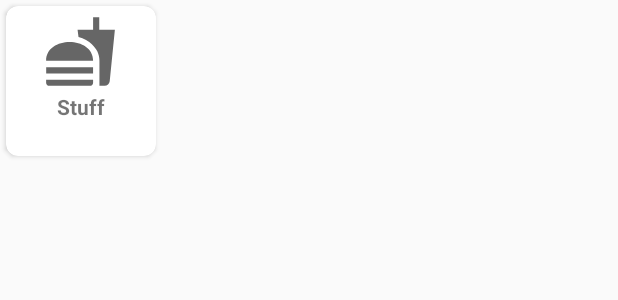
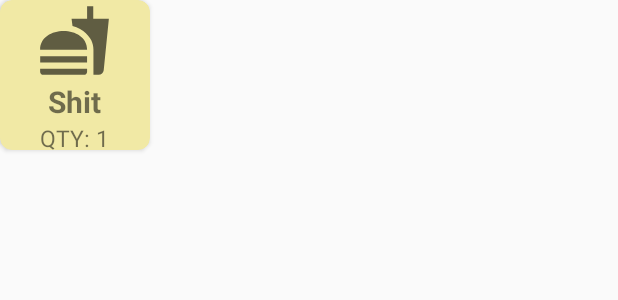
Before and after one commit to nvthblake/SmartFridge, an Android app: the layout ingr_card.xml on its own in the app's theme, with its tools: preview values and no code run, on a phone screen of 412 x 824 dp. Shown: the top 300 px of the screen. Run offline under Robolectric (Android 15) with nearby library versions, the phone set to English and light mode, and no system bars.

Commit message:
Change position of ingredient card distribution

```diff
--- a/SmartFridge/app/src/main/res/layout/ingr_card.xml
+++ b/SmartFridge/app/src/main/res/layout/ingr_card.xml
@@ -4,8 +4,8 @@
     android:id="@+id/ingre_card"
     android:layout_width="100dp"
     android:layout_height="100dp"
-    app:cardCornerRadius="8dp"
-    android:layout_margin="4dp">
+    app:cardBackgroundColor="#F1E9A5"
+    app:cardCornerRadius="8dp">
 
     <LinearLayout
         android:layout_width="match_parent"
@@ -27,9 +27,9 @@
             android:id="@+id/ingre_name"
             android:layout_width="wrap_content"
             android:layout_height="wrap_content"
-            android:text="Stuff"
-            android:textStyle="bold"
-            android:autoSizeTextType="uniform">
+            android:text="Shit"
+            android:textSize="20sp"
+            android:textStyle="bold">
 
         </TextView>
 
@@ -37,7 +37,8 @@
             android:id="@+id/ingre_exp"
             android:layout_width="wrap_content"
             android:layout_height="wrap_content"
-            android:autoSizeTextType="uniform">
+            android:text="QTY: 1"
+            android:textSize="15sp">
 
         </TextView>
 
```
